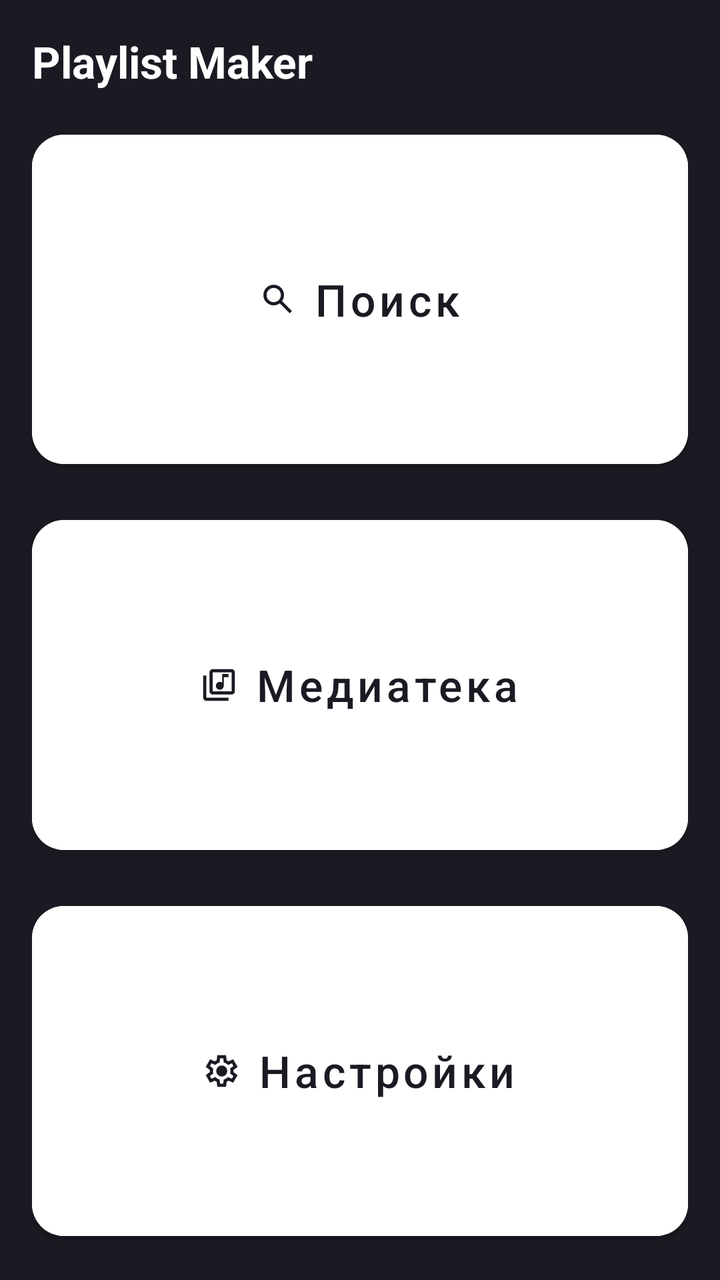
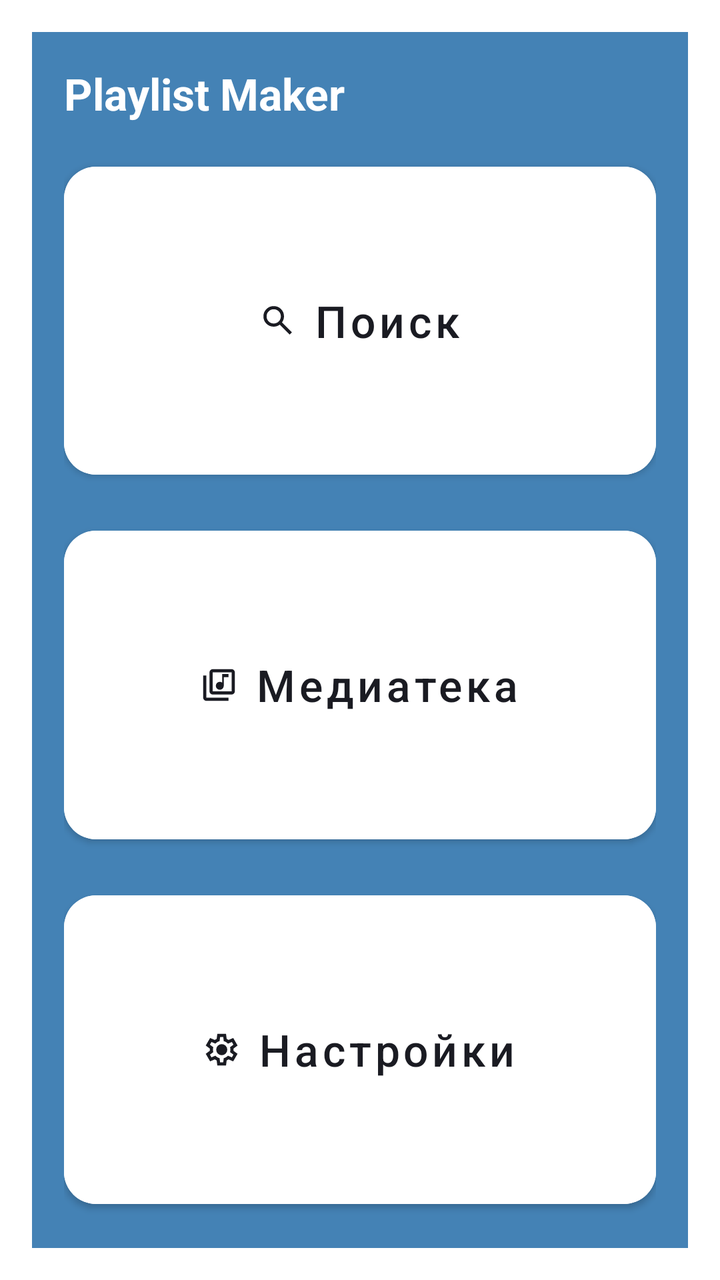

Screens rendered from an Android XML layout before and after an edit, with the pre-edit source and the edit as a unified diff.
<!-- AndroidManifest.xml: application theme Theme.MaterialComponents.DayNight.NoActionBar -->
<!-- res/layout/activity_main.xml -->
<?xml version="1.0" encoding="utf-8"?>
<LinearLayout xmlns:android="http://schemas.android.com/apk/res/android"
    xmlns:app="http://schemas.android.com/apk/res-auto"
    android:layout_width="match_parent"
    android:layout_height="match_parent"
    android:background="@color/dark_background"
    android:orientation="vertical"
    android:padding="@dimen/padding_default">

    <TextView
        android:layout_width="wrap_content"
        android:layout_height="wrap_content"
        android:layout_marginBottom="@dimen/padding_default"
        android:text="@string/app_name"
        android:textColor="@color/text_primary"
        android:textSize="@dimen/text_title"
        android:textStyle="bold" />

    <Button
        android:id="@+id/btn_search"
        android:layout_width="match_parent"
        android:layout_height="0dp"
        android:layout_weight="1"
        android:layout_marginBottom="@dimen/padding_default"
        android:backgroundTint="@color/white"
        android:text="@string/search"
        android:textAllCaps="false"
        android:textColor="@color/button_text"
        android:textSize="@dimen/text_button"
        app:icon="@drawable/search"
        app:iconGravity="textStart"
        app:iconPadding="@dimen/padding_small"
        app:iconTint="@color/button_text"
        app:cornerRadius="@dimen/button_corner" />

    <Button
        android:id="@+id/btn_media"
        android:layout_width="match_parent"
        android:layout_height="0dp"
        android:layout_weight="1"
        android:layout_marginBottom="@dimen/padding_default"
        android:backgroundTint="@color/white"
        android:text="@string/media"
        android:textAllCaps="false"
        android:textColor="@color/button_text"
        android:textSize="@dimen/text_button"
        app:icon="@drawable/library"
        app:iconGravity="textStart"
        app:iconPadding="@dimen/padding_small"
        app:iconTint="@color/button_text"
        app:cornerRadius="@dimen/button_corner" />

    <Button
        android:id="@+id/btn_settings"
        android:layout_width="match_parent"
        android:layout_height="0dp"
        android:layout_weight="1"
        android:backgroundTint="@color/white"
        android:text="@string/settings"
        android:textAllCaps="false"
        android:textColor="@color/button_text"
        android:textSize="@dimen/text_button"
        app:icon="@drawable/settings"
        app:iconGravity="textStart"
        app:iconPadding="@dimen/padding_small"
        app:iconTint="@color/button_text"
        app:cornerRadius="@dimen/button_corner" />

</LinearLayout>
<!-- resources referenced by this layout -->
<resources>
  <color name="button_text">#1A1B22</color>
  <color name="dark_background">#1A1B22</color>
  <color name="text_primary">#FFFFFF</color>
  <color name="white">#FFFFFFFF</color>
  <dimen name="button_corner">16dp</dimen>
  <dimen name="padding_default">16dp</dimen>
  <dimen name="padding_small">8dp</dimen>
  <dimen name="text_button">22sp</dimen>
  <dimen name="text_title">22sp</dimen>
  <!-- drawable library (drawable) -->
  <vector xmlns:android="http://schemas.android.com/apk/res/android" android:height="19dp" android:viewportHeight="960" android:viewportWidth="960" android:width="19dp">
        
      <path android:fillColor="#1f1f1f" android:pathData="M500,600q42,0 71,-29t29,-71v-220h120v-80L560,200v220q-13,-10 -28,-15t-32,-5q-42,0 -71,29t-29,71q0,42 29,71t71,29ZM320,720q-33,0 -56.5,-23.5T240,640v-480q0,-33 23.5,-56.5T320,80h480q33,0 56.5,23.5T880,160v480q0,33 -23.5,56.5T800,720L320,720ZM320,640h480v-480L320,160v480ZM160,880q-33,0 -56.5,-23.5T80,800v-560h80v560h560v80L160,880ZM320,160v480,-480Z"/>
      
  </vector>
  <!-- drawable search (drawable) -->
  <vector xmlns:android="http://schemas.android.com/apk/res/android"
      android:width="19dp"
      android:height="19dp"
      android:viewportWidth="960"
      android:viewportHeight="960">
      <path
          android:fillColor="#1f1f1f"
          android:pathData="M784,840 L532,588q-30,24 -69,38t-83,14q-109,0 -184.5,-75.5T120,380q0,-109 75.5,-184.5T380,120q109,0 184.5,75.5T640,380q0,44 -14,83t-38,69l252,252 -56,56ZM380,560q75,0 127.5,-52.5T560,380q0,-75 -52.5,-127.5T380,200q-75,0 -127.5,52.5T200,380q0,75 52.5,127.5T380,560Z"/>
  </vector>
  <!-- drawable settings (drawable) -->
  <vector xmlns:android="http://schemas.android.com/apk/res/android" android:height="19dp" android:viewportHeight="960" android:viewportWidth="960" android:width="19dp">
        
      <path android:fillColor="#1f1f1f" android:pathData="m370,880 l-16,-128q-13,-5 -24.5,-12T307,725l-119,50L78,585l103,-78q-1,-7 -1,-13.5v-27q0,-6.5 1,-13.5L78,375l110,-190 119,50q11,-8 23,-15t24,-12l16,-128h220l16,128q13,5 24.5,12t22.5,15l119,-50 110,190 -103,78q1,7 1,13.5v27q0,6.5 -2,13.5l103,78 -110,190 -118,-50q-11,8 -23,15t-24,12L590,880L370,880ZM440,800h79l14,-106q31,-8 57.5,-23.5T639,633l99,41 39,-68 -86,-65q5,-14 7,-29.5t2,-31.5q0,-16 -2,-31.5t-7,-29.5l86,-65 -39,-68 -99,42q-22,-23 -48.5,-38.5T533,266l-13,-106h-79l-14,106q-31,8 -57.5,23.5T321,327l-99,-41 -39,68 86,64q-5,15 -7,30t-2,32q0,16 2,31t7,30l-86,65 39,68 99,-42q22,23 48.5,38.5T427,694l13,106ZM482,620q58,0 99,-41t41,-99q0,-58 -41,-99t-99,-41q-59,0 -99.5,41T342,480q0,58 40.5,99t99.5,41ZM480,480Z"/>
      
  </vector>
  <string name="app_name">Playlist Maker</string>
  <string name="media">Медиатека</string>
  <string name="search">Поиск</string>
  <string name="settings">Настройки</string>
</resources>

<!-- the commit's change to res/layout/activity_main.xml (unified diff, before → after) -->
@@ -3,17 +3,289 @@
     xmlns:app="http://schemas.android.com/apk/res-auto"
     android:layout_width="match_parent"
     android:layout_height="match_parent"
-    android:background="@color/dark_background"
+    android:background="@color/light_background"
     android:orientation="vertical"
-    android:padding="@dimen/padding_default">
+    android:padding="16dp">
+
+    <LinearLayout
+        android:layout_width="match_parent"
+        android:layout_height="match_parent"
+        android:background="@color/dark_background"
+        android:orientation="vertical"
+        android:padding="16dp">
+
+        <TextView
+            android:layout_width="wrap_content"
+            android:layout_height="wrap_content"
+            android:layout_marginBottom="16dp"
+            android:text="@string/app_name"
+            android:textColor="@color/white"
+            android:textSize="22sp"
+            android:textStyle="bold" />
+
+        <Button
+            android:id="@+id/btn_search"
+            android:layout_width="match_parent"
+            android:layout_height="0dp"
+            android:layout_marginBottom="16dp"
+            android:layout_weight="1"
+            android:backgroundTint="@color/white"
+            android:text="@string/search"
+            android:textAllCaps="false"
+            android:textColor="@color/button_text"
+            android:textSize="22sp"
+            app:cornerRadius="16dp"
+            app:icon="@drawable/search"
+            app:iconGravity="textStart"
+            app:iconPadding="8dp"
+            app:iconTint="@color/button_text" />
+
+        <Button
+            android:id="@+id/btn_media"
+            android:layout_width="match_parent"
+            android:layout_height="0dp"
+            android:layout_marginBottom="16dp"
+            android:layout_weight="1"
+            android:backgroundTint="@color/white"
+            android:text="@string/media"
+            android:textAllCaps="false"
+            android:textColor="@color/button_text"
+            android:textSize="22sp"
+            app:cornerRadius="16dp"
+            app:icon="@drawable/library"
+            app:iconGravity="textStart"
+            app:iconPadding="8dp"
+            app:iconTint="@color/button_text" />
+
+        <Button
+            android:id="@+id/btn_settings"
+            android:layout_width="match_parent"
+            android:layout_height="0dp"
+            android:layout_weight="1"
+            android:backgroundTint="@color/white"
+            android:text="@string/settings"
+            android:textAllCaps="false"
+            android:textColor="@color/button_text"
+            android:textSize="22sp"
+            app:cornerRadius="16dp"
+            app:icon="@drawable/settings"
+            app:iconGravity="textStart"
+            app:iconPadding="8dp"
+            app:iconTint="@color/button_text" />
+
+    </LinearLayout>
+
+    <LinearLayout
+        android:layout_width="match_parent"
+        android:layout_height="match_parent"
+        android:background="@color/dark_background"
+        android:orientation="vertical"
+        android:padding="16dp">
+
+        <TextView
+            android:layout_width="wrap_content"
+            android:layout_height="wrap_content"
+            android:layout_marginBottom="16dp"
+            android:text="@string/app_name"
+            android:textColor="@color/white"
+            android:textSize="22sp"
+            android:textStyle="bold" />
+
+        <Button
+            android:id="@+id/btn_search"
+            android:layout_width="match_parent"
+            android:layout_height="0dp"
+            android:layout_marginBottom="16dp"
+            android:layout_weight="1"
+            android:backgroundTint="@color/white"
+            android:text="@string/search"
+            android:textAllCaps="false"
+            android:textColor="@color/button_text"
+            android:textSize="22sp"
+            app:cornerRadius="16dp"
+            app:icon="@drawable/search"
+            app:iconGravity="textStart"
+            app:iconPadding="8dp"
+            app:iconTint="@color/button_text" />
+
+        <Button
+            android:id="@+id/btn_media"
+            android:layout_width="match_parent"
+            android:layout_height="0dp"
+            android:layout_marginBottom="16dp"
+            android:layout_weight="1"
+            android:backgroundTint="@color/white"
+            android:text="@string/media"
+            android:textAllCaps="false"
+            android:textColor="@color/button_text"
+            android:textSize="22sp"
+            app:cornerRadius="16dp"
+            app:icon="@drawable/library"
+            app:iconGravity="textStart"
+            app:iconPadding="8dp"
+            app:iconTint="@color/button_text" />
+
+        <Button
+            android:id="@+id/btn_settings"
+            android:layout_width="match_parent"
+            android:layout_height="0dp"
+            android:layout_weight="1"
+            android:backgroundTint="@color/white"
+            android:text="@string/settings"
+            android:textAllCaps="false"
+            android:textColor="@color/button_text"
+            android:textSize="22sp"
+            app:cornerRadius="16dp"
+            app:icon="@drawable/settings"
+            app:iconGravity="textStart"
+            app:iconPadding="8dp"
+            app:iconTint="@color/button_text" />
+
+    </LinearLayout>
+
+    <LinearLayout
+        android:layout_width="match_parent"
+        android:layout_height="match_parent"
+        android:background="@color/dark_background"
+        android:orientation="vertical"
+        android:padding="16dp">
+
+        <TextView
+            android:layout_width="wrap_content"
+            android:layout_height="wrap_content"
+            android:layout_marginBottom="16dp"
+            android:text="@string/app_name"
+            android:textColor="@color/white"
+            android:textSize="22sp"
+            android:textStyle="bold" />
+
+        <Button
+            android:id="@+id/btn_search"
+            android:layout_width="match_parent"
+            android:layout_height="0dp"
+            android:layout_marginBottom="16dp"
+            android:layout_weight="1"
+            android:backgroundTint="@color/white"
+            android:text="@string/search"
+            android:textAllCaps="false"
+            android:textColor="@color/button_text"
+            android:textSize="22sp"
+            app:cornerRadius="16dp"
+            app:icon="@drawable/search"
+            app:iconGravity="textStart"
+            app:iconPadding="8dp"
+            app:iconTint="@color/button_text" />
+
+        <Button
+            android:id="@+id/btn_media"
+            android:layout_width="match_parent"
+            android:layout_height="0dp"
+            android:layout_marginBottom="16dp"
+            android:layout_weight="1"
+            android:backgroundTint="@color/white"
+            android:text="@string/media"
+            android:textAllCaps="false"
+            android:textColor="@color/button_text"
+            android:textSize="22sp"
+            app:cornerRadius="16dp"
+            app:icon="@drawable/library"
+            app:iconGravity="textStart"
+            app:iconPadding="8dp"
+            app:iconTint="@color/button_text" />
+
+        <Button
+            android:id="@+id/btn_settings"
+            android:layout_width="match_parent"
+            android:layout_height="0dp"
+            android:layout_weight="1"
+            android:backgroundTint="@color/white"
+            android:text="@string/settings"
+            android:textAllCaps="false"
+            android:textColor="@color/button_text"
+            android:textSize="22sp"
+            app:cornerRadius="16dp"
+            app:icon="@drawable/settings"
+            app:iconGravity="textStart"
+            app:iconPadding="8dp"
+            app:iconTint="@color/button_text" />
+
+    </LinearLayout>
+
+    <LinearLayout
+        android:layout_width="match_parent"
+        android:layout_height="match_parent"
+        android:background="@color/light_background"
+        android:orientation="vertical"
+        android:padding="16dp">
+
+        <TextView
+            android:layout_width="wrap_content"
+            android:layout_height="wrap_content"
+            android:layout_marginBottom="16dp"
+            android:text="@string/app_name"
+            android:textColor="@color/text_primary_dark"
+            android:textSize="22sp"
+            android:textStyle="bold" />
+
+        <Button
+            android:id="@+id/btn_search"
+            android:layout_width="match_parent"
+            android:layout_height="0dp"
+            android:layout_marginBottom="16dp"
+            android:layout_weight="1"
+            android:backgroundTint="@color/white"
+            android:text="@string/search"
+            android:textAllCaps="false"
+            android:textColor="@color/button_text"
+            android:textSize="22sp"
+            app:cornerRadius="16dp"
+            app:icon="@drawable/search"
+            app:iconGravity="textStart"
+            app:iconPadding="8dp"
+            app:iconTint="@color/button_text" />
+
+        <Button
+            android:id="@+id/btn_media"
+            android:layout_width="match_parent"
+            android:layout_height="0dp"
+            android:layout_marginBottom="16dp"
+            android:layout_weight="1"
+            android:backgroundTint="@color/white"
+            android:text="@string/media"
+            android:textAllCaps="false"
+            android:textColor="@color/button_text"
+            android:textSize="22sp"
+            app:cornerRadius="16dp"
+            app:icon="@drawable/library"
+            app:iconGravity="textStart"
+            app:iconPadding="8dp"
+            app:iconTint="@color/button_text" />
+
+        <Button
+            android:id="@+id/btn_settings"
+            android:layout_width="match_parent"
+            android:layout_height="0dp"
+            android:layout_weight="1"
+            android:backgroundTint="@color/white"
+            android:text="@string/settings"
+            android:textAllCaps="false"
+            android:textColor="@color/button_text"
+            android:textSize="22sp"
+            app:cornerRadius="16dp"
+            app:icon="@drawable/settings"
+            app:iconGravity="textStart"
+            app:iconPadding="8dp"
+            app:iconTint="@color/button_text" />
+
+    </LinearLayout>
 
     <TextView
         android:layout_width="wrap_content"
         android:layout_height="wrap_content"
-        android:layout_marginBottom="@dimen/padding_default"
+        android:layout_marginBottom="16dp"
         android:text="@string/app_name"
-        android:textColor="@color/text_primary"
-        android:textSize="@dimen/text_title"
+        android:textColor="@color/text_primary_dark"
+        android:textSize="22sp"
         android:textStyle="bold" />
 
     <Button
@@ -21,34 +293,34 @@
         android:layout_width="match_parent"
         android:layout_height="0dp"
         android:layout_weight="1"
-        android:layout_marginBottom="@dimen/padding_default"
+        android:layout_marginBottom="16dp"
         android:backgroundTint="@color/white"
         android:text="@string/search"
         android:textAllCaps="false"
         android:textColor="@color/button_text"
-        android:textSize="@dimen/text_button"
+        android:textSize="22sp"
         app:icon="@drawable/search"
         app:iconGravity="textStart"
-        app:iconPadding="@dimen/padding_small"
+        app:iconPadding="8dp"
         app:iconTint="@color/button_text"
-        app:cornerRadius="@dimen/button_corner" />
+        app:cornerRadius="16dp" />
 
     <Button
         android:id="@+id/btn_media"
         android:layout_width="match_parent"
         android:layout_height="0dp"
         android:layout_weight="1"
-        android:layout_marginBottom="@dimen/padding_default"
+        android:layout_marginBottom="16dp"
         android:backgroundTint="@color/white"
         android:text="@string/media"
         android:textAllCaps="false"
         android:textColor="@color/button_text"
-        android:textSize="@dimen/text_button"
+        android:textSize="22sp"
         app:icon="@drawable/library"
         app:iconGravity="textStart"
-        app:iconPadding="@dimen/padding_small"
+        app:iconPadding="8dp"
         app:iconTint="@color/button_text"
-        app:cornerRadius="@dimen/button_corner" />
+        app:cornerRadius="16dp" />
 
     <Button
         android:id="@+id/btn_settings"
@@ -59,11 +331,11 @@
         android:text="@string/settings"
         android:textAllCaps="false"
         android:textColor="@color/button_text"
-        android:textSize="@dimen/text_button"
+        android:textSize="22sp"
         app:icon="@drawable/settings"
         app:iconGravity="textStart"
-        app:iconPadding="@dimen/padding_small"
+        app:iconPadding="8dp"
         app:iconTint="@color/button_text"
-        app:cornerRadius="@dimen/button_corner" />
+        app:cornerRadius="16dp" />
 
 </LinearLayout>
<!-- resource entries referenced after the edit -->
@@ -1,19 +1,17 @@
 <!-- resources referenced by this layout -->
 <resources>
   <color name="button_text">#1A1B22</color>
-  <color name="dark_background">#1A1B22</color>
-  <color name="text_primary">#FFFFFF</color>
-  <color name="white">#FFFFFFFF</color>
-  <dimen name="button_corner">16dp</dimen>
-  <dimen name="padding_default">16dp</dimen>
-  <dimen name="padding_small">8dp</dimen>
-  <dimen name="text_button">22sp</dimen>
-  <dimen name="text_title">22sp</dimen>
+  <color name="dark_background">#4482B5</color>
+  <color name="white">#FFFFFF</color>
   <!-- drawable library (drawable) -->
-  <vector xmlns:android="http://schemas.android.com/apk/res/android" android:height="19dp" android:viewportHeight="960" android:viewportWidth="960" android:width="19dp">
-        
-      <path android:fillColor="#1f1f1f" android:pathData="M500,600q42,0 71,-29t29,-71v-220h120v-80L560,200v220q-13,-10 -28,-15t-32,-5q-42,0 -71,29t-29,71q0,42 29,71t71,29ZM320,720q-33,0 -56.5,-23.5T240,640v-480q0,-33 23.5,-56.5T320,80h480q33,0 56.5,23.5T880,160v480q0,33 -23.5,56.5T800,720L320,720ZM320,640h480v-480L320,160v480ZM160,880q-33,0 -56.5,-23.5T80,800v-560h80v560h560v80L160,880ZM320,160v480,-480Z"/>
-      
+  <vector xmlns:android="http://schemas.android.com/apk/res/android"
+      android:width="19dp"
+      android:height="19dp"
+      android:viewportWidth="960"
+      android:viewportHeight="960">
+      <path
+          android:fillColor="#1f1f1f"
+          android:pathData="M500,600q42,0 71,-29t29,-71v-220h120v-80L560,200v220q-13,-10 -28,-15t-32,-5q-42,0 -71,29t-29,71q0,42 29,71t71,29ZM320,720q-33,0 -56.5,-23.5T240,640v-480q0,-33 23.5,-56.5T320,80h480q33,0 56.5,23.5T880,160v480q0,33 -23.5,56.5T800,720L320,720ZM320,640h480v-480L320,160v480ZM160,880q-33,0 -56.5,-23.5T80,800v-560h80v560h560v80L160,880ZM320,160v480,-480Z"/>
   </vector>
   <!-- drawable search (drawable) -->
   <vector xmlns:android="http://schemas.android.com/apk/res/android"
@@ -26,10 +24,14 @@
           android:pathData="M784,840 L532,588q-30,24 -69,38t-83,14q-109,0 -184.5,-75.5T120,380q0,-109 75.5,-184.5T380,120q109,0 184.5,75.5T640,380q0,44 -14,83t-38,69l252,252 -56,56ZM380,560q75,0 127.5,-52.5T560,380q0,-75 -52.5,-127.5T380,200q-75,0 -127.5,52.5T200,380q0,75 52.5,127.5T380,560Z"/>
   </vector>
   <!-- drawable settings (drawable) -->
-  <vector xmlns:android="http://schemas.android.com/apk/res/android" android:height="19dp" android:viewportHeight="960" android:viewportWidth="960" android:width="19dp">
-        
-      <path android:fillColor="#1f1f1f" android:pathData="m370,880 l-16,-128q-13,-5 -24.5,-12T307,725l-119,50L78,585l103,-78q-1,-7 -1,-13.5v-27q0,-6.5 1,-13.5L78,375l110,-190 119,50q11,-8 23,-15t24,-12l16,-128h220l16,128q13,5 24.5,12t22.5,15l119,-50 110,190 -103,78q1,7 1,13.5v27q0,6.5 -2,13.5l103,78 -110,190 -118,-50q-11,8 -23,15t-24,12L590,880L370,880ZM440,800h79l14,-106q31,-8 57.5,-23.5T639,633l99,41 39,-68 -86,-65q5,-14 7,-29.5t2,-31.5q0,-16 -2,-31.5t-7,-29.5l86,-65 -39,-68 -99,42q-22,-23 -48.5,-38.5T533,266l-13,-106h-79l-14,106q-31,8 -57.5,23.5T321,327l-99,-41 -39,68 86,64q-5,15 -7,30t-2,32q0,16 2,31t7,30l-86,65 39,68 99,-42q22,23 48.5,38.5T427,694l13,106ZM482,620q58,0 99,-41t41,-99q0,-58 -41,-99t-99,-41q-59,0 -99.5,41T342,480q0,58 40.5,99t99.5,41ZM480,480Z"/>
-      
+  <vector xmlns:android="http://schemas.android.com/apk/res/android"
+      android:width="19dp"
+      android:height="19dp"
+      android:viewportWidth="960"
+      android:viewportHeight="960">
+      <path
+          android:fillColor="#1f1f1f"
+          android:pathData="m370,880 l-16,-128q-13,-5 -24.5,-12T307,725l-119,50L78,585l103,-78q-1,-7 -1,-13.5v-27q0,-6.5 1,-13.5L78,375l110,-190 119,50q11,-8 23,-15t24,-12l16,-128h220l16,128q13,5 24.5,12t22.5,15l119,-50 110,190 -103,78q1,7 1,13.5v27q0,6.5 -2,13.5l103,78 -110,190 -118,-50q-11,8 -23,15t-24,12L590,880L370,880ZM440,800h79l14,-106q31,-8 57.5,-23.5T639,633l99,41 39,-68 -86,-65q5,-14 7,-29.5t2,-31.5q0,-16 -2,-31.5t-7,-29.5l86,-65 -39,-68 -99,42q-22,-23 -48.5,-38.5T533,266l-13,-106h-79l-14,106q-31,8 -57.5,23.5T321,327l-99,-41 -39,68 86,64q-5,15 -7,30t-2,32q0,16 2,31t7,30l-86,65 39,68 99,-42q22,23 48.5,38.5T427,694l13,106ZM482,620q58,0 99,-41t41,-99q0,-58 -41,-99t-99,-41q-59,0 -99.5,41T342,480q0,58 40.5,99t99.5,41ZM480,480Z"/>
   </vector>
   <string name="app_name">Playlist Maker</string>
   <string name="media">Медиатека</string>
